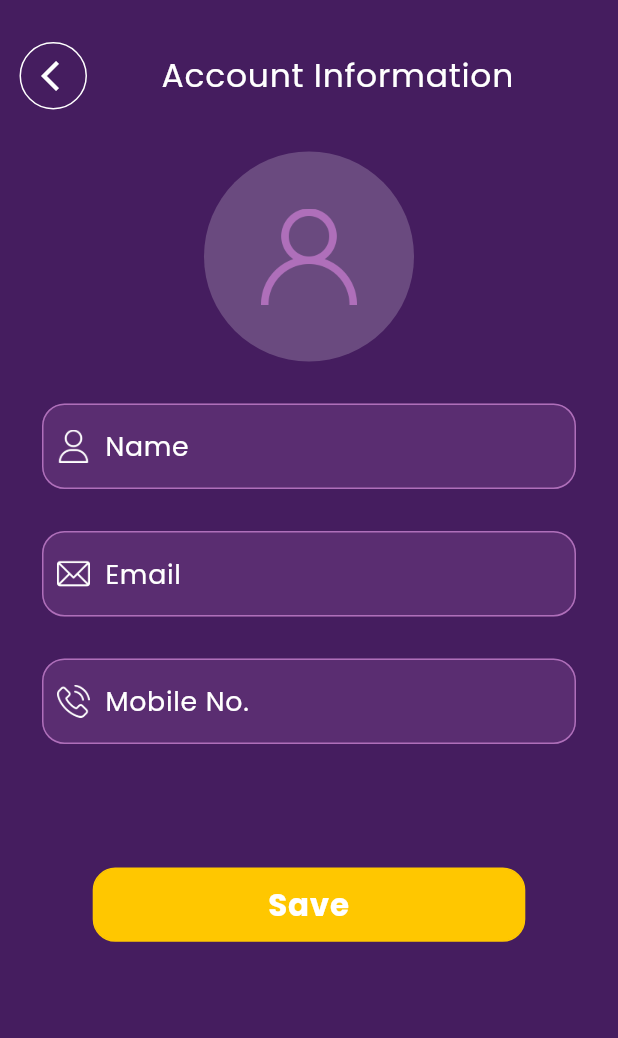
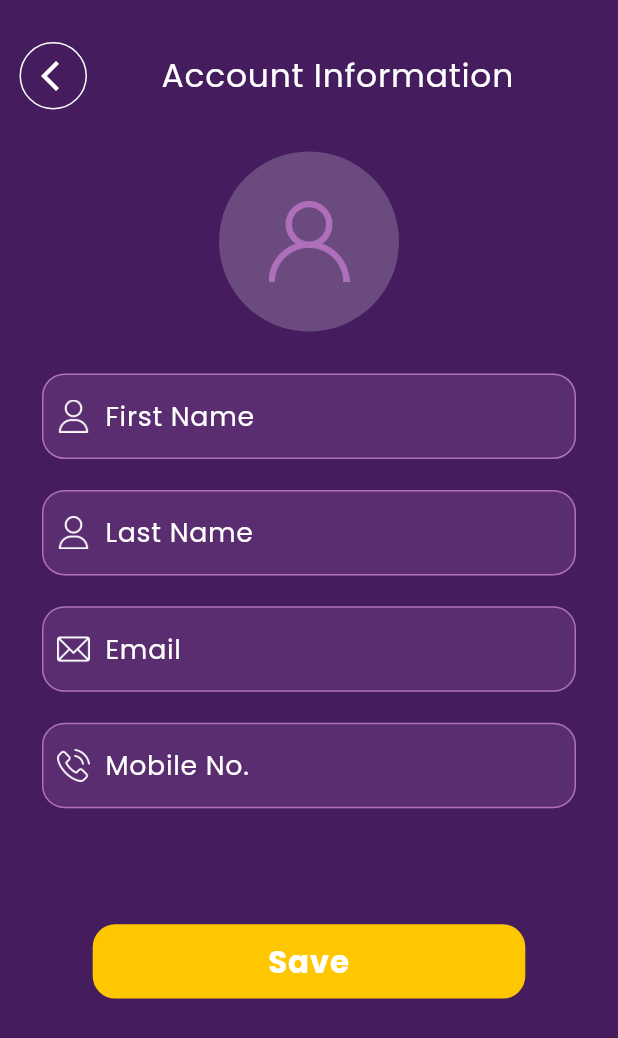
Before and after one commit to drashti-kahodariya/Meditation_app, a Flutter app: the EditProfile screen opened by its route, on a phone screen of 412 x 824 dp. Shown: the top 1038 px of the screen. Run offline on Flutter 3.47's test engine with Material 2 defaults, Android fonts, the phone set to English and light mode, and no system bars; our stand-ins replace audio_video_progress_bar, cached_network_image, firebase_auth, firebase_core, flutter_easyloading, get and 9 more; missing offline and left inert: the_apple_sign_in; accounts and stored records are empty; statements that could not run were skipped.

Commit message:
Edit profile API Integration

```diff
--- a/lib/Screens/Explore/music_play_screen.dart
+++ b/lib/Screens/Explore/music_play_screen.dart
@@ -28,7 +28,7 @@ class _MusicPlayScreenState extends State<MusicPlayScreen>
 
   @override
   void initState() {
-    WidgetsBinding.instance?.addObserver(this);
+    WidgetsBinding.instance.addObserver(this);
     audioData.value = Get.arguments;
     _player = AudioPlayer();
     _durationState =
@@ -55,7 +55,7 @@ class _MusicPlayScreenState extends State<MusicPlayScreen>
 
   @override
   void dispose() {
-    WidgetsBinding.instance?.removeObserver(this);
+    WidgetsBinding.instance.removeObserver(this);
     _player!.dispose();
     super.dispose();
   }
--- a/lib/Screens/Settings/edit_profile.dart
+++ b/lib/Screens/Settings/edit_profile.dart
@@ -1,5 +1,8 @@
+import 'dart:io';
+
 import 'package:flutter/material.dart';
 import 'package:get/get.dart';
+import 'package:image_picker/image_picker.dart';
 import 'package:meditation_app/Controllers/authentication_controller.dart';
 import 'package:meditation_app/Utils/constant.dart';
 import 'package:meditation_app/Utils/custom_widget.dart';
@@ -15,13 +18,22 @@ class EditProfile extends StatefulWidget {
 
 class _EditProfileState extends State<EditProfile> {
   var authController = Get.put(AuthenticationController());
-  var _nameController = TextEditingController();
-  var _emailController = TextEditingController();
-  var _mobNoController = TextEditingController();
+  final _fnameController = TextEditingController();
+  final _lnameController = TextEditingController();
+  final _emailController = TextEditingController();
+  final _mobNoController = TextEditingController();
+  XFile? selectedImage;
+  RegExp emailRegex = RegExp(
+      r"^[a-zA-Z0-9.a-zA-Z0-9.!#$%&'*+-/=?^_`{|}~]+@[a-zA-Z0-9]+\.[a-zA-Z]+");
+
   @override
   void initState() {
+    if (mounted) {
       authController.currentUserData();
-    // _nameController.text = authController.currentUserData.value.name!;
+    }
+    _fnameController.text = authController.currentUserData.value.name!;
+    _lnameController.text = authController.currentUserData.value.name!;
+    _mobNoController.text = authController.currentUserData.value.email!;
     _emailController.text = authController.currentUserData.value.email!;
     super.initState();
   }
@@ -60,33 +72,107 @@ class _EditProfileState extends State<EditProfile> {
                 ],
               ),
             ),
-            CircleAvatar(
+            GestureDetector(
+              onTap: () async {
+                print("Done");
+                final ImagePicker _picker = ImagePicker();
+                selectedImage = await _picker.pickImage(
+                    source: ImageSource.gallery, imageQuality: 1);
+                setState(() {});
+              },
+              child: selectedImage == null &&
+                      authController.currentUserData.value.image == null
+                  ? Center(
+                      child: CircleAvatar(
                         backgroundColor: AppColor.whiteColor.withOpacity(0.2),
-              maxRadius: 70,
+                        maxRadius: 60,
                         child: Padding(
-                padding: const EdgeInsets.all(38.0),
+                          padding: const EdgeInsets.all(33.0),
                           child: Image.asset(
                             Assets.assetsEditUser,
                             color: AppColor.primaryColor,
                           ),
                         ),
                       ),
+                    )
+                  : selectedImage == null
+                      ? Center(
+                          child: CircleAvatar(
+                            maxRadius: 60,
+                            backgroundImage: NetworkImage(
+                                authController.currentUserData.value.image!),
+                          ),
+                        )
+                      : Center(
+                          child: CircleAvatar(
+                            maxRadius: 60,
+                            backgroundImage:
+                                FileImage(File(selectedImage!.path)),
+                          ),
+                        ),
+              // CircleAvatar(
+              //   backgroundColor: AppColor.whiteColor.withOpacity(0.2),
+              //   maxRadius: 70,
+              //   child: Padding(
+              //     padding: const EdgeInsets.all(38.0),
+              //     child: Image.asset(
+              //       Assets.assetsEditUser,
+              //       color: AppColor.primaryColor,
+              //     ),
+              //   ),
+              // ),
+            ),
             Padding(
               padding: const EdgeInsets.all(28.0),
-              child: TextFormField(
-                controller: _nameController,
+              child: Column(
+                children: [
+                  TextFormField(
+                    controller: _fnameController,
+                    validator: (value) {
+                      if (value!.isEmpty) {
+                        return 'Please enter first name';
+                      }
+                    },
                     style: TextStyle(color: AppColor.whiteColor),
                     decoration: CustomWidget.customInputDecoration(
-                    hintText: "Name",
+                        hintText: "First Name",
                         isFilled: true,
                         isPrefixShow: true,
                         prefixImage: Assets.assetsUser),
                   ),
+                  SizedBox(
+                    height: 2.5.h,
                   ),
-            Padding(
-              padding: const EdgeInsets.symmetric(horizontal: 28.0),
-              child: TextFormField(
+                  TextFormField(
+                    controller: _lnameController,
+                    validator: (value) {
+                      if (value!.isEmpty) {
+                        return 'Please enter last name';
+                      }
+                    },
+                    style: TextStyle(color: AppColor.whiteColor),
+                    decoration: CustomWidget.customInputDecoration(
+                        hintText: "Last Name",
+                        isFilled: true,
+                        isPrefixShow: true,
+                        prefixImage: Assets.assetsUser),
+                  ),
+                  SizedBox(
+                    height: 2.5.h,
+                  ),
+                  TextFormField(
                     controller: _emailController,
+                    validator: (value) {
+                      if (value!.isEmpty) {
+                        return 'Please enter email';
+                      } else {
+                        if (!emailRegex.hasMatch(value)) {
+                          return 'Enter valid email';
+                        } else {
+                          return null;
+                        }
+                      }
+                    },
                     style: TextStyle(color: AppColor.whiteColor),
                     decoration: CustomWidget.customInputDecoration(
                         hintText: "Email",
@@ -94,10 +180,10 @@ class _EditProfileState extends State<EditProfile> {
                         isPrefixShow: true,
                         prefixImage: Assets.assetsEmailIcon),
                   ),
+                  SizedBox(
+                    height: 2.5.h,
                   ),
-            Padding(
-              padding: const EdgeInsets.only(top: 28.0, right: 28, left: 28),
-              child: TextFormField(
+                  TextFormField(
                     controller: _mobNoController,
                     style: TextStyle(color: AppColor.whiteColor),
                     decoration: CustomWidget.customInputDecoration(
@@ -107,12 +193,29 @@ class _EditProfileState extends State<EditProfile> {
                       prefixImage: Assets.assetsPhone,
                     ),
                   ),
+                ],
+              ),
             ),
             SizedBox(
-              height: 10.h,
+              height: 6.h,
             ),
             CustomWidget.customButton(
-                callBack: () {},
+                callBack: () {
+                  if (selectedImage != null) {
+                    authController.editImage(
+                        _fnameController.text,
+                        _lnameController.text,
+                        _mobNoController.text,
+                        _emailController.text,
+                        filePath: selectedImage!.path);
+                  } else {
+                    authController.editImage(
+                        _fnameController.text,
+                        _lnameController.text,
+                        _mobNoController.text,
+                        _emailController.text);
+                  }
+                },
                 height: 6.h,
                 width: 70.w,
                 btnText: "Save",
--- a/pubspec.yaml
+++ b/pubspec.yaml
@@ -46,6 +46,7 @@ dependencies:
   cached_network_image: ^3.2.1
   just_audio: ^0.9.28
   audio_video_progress_bar: ^0.10.0
+  image_picker: ^0.8.5+3
   # The following adds the Cupertino Icons font to your application.
   # Use with the CupertinoIcons class for iOS style icons.
   cupertino_icons: ^1.0.2
```
Also changed, not shown: lib/Controllers/authentication_controller.dart (+12 -5 lines), lib/Data/API/api_manager.dart (+22 -11 lines), lib/Repository/authentication_repository.dart (+11 -4 lines), lib/Screens/Explore/video_play_screen.dart (added, +15 -0 lines), pubspec.lock. Lines whose indentation alone changed are shown as unchanged.
